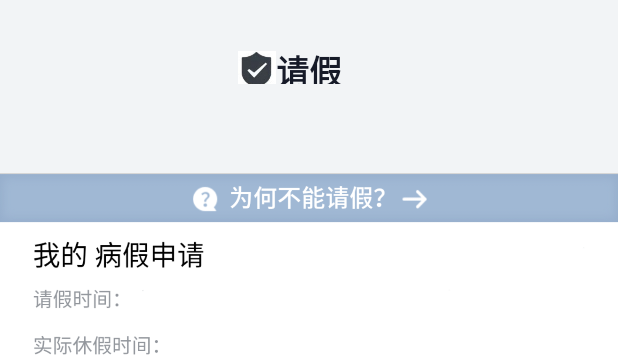
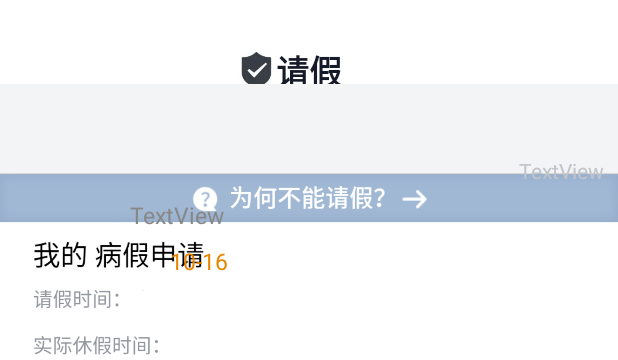
Before and after one commit to kirklin/cpdaily, an Android app: the layout fragment_leave.xml on its own in the app's theme, with its tools: preview values and no code run, on a phone screen of 412 x 824 dp. Shown: the top 360 px of the screen. Run offline under Robolectric (Android 15) with nearby library versions, the phone set to English and light mode, and no system bars.

```diff
--- a/app/src/main/java/name/lkk/cpdaily/LeaveFragment.java
+++ b/app/src/main/java/name/lkk/cpdaily/LeaveFragment.java
@@ -86,5 +86,17 @@ public class LeaveFragment extends Fragment {
                 navController.navigate(R.id.action_leaveFragment2_to_detailFragment,ConApp.bundle);
             }
         });
+        String startTime = ConApp.bundle.getString("text2");
+        String endTime = ConApp.bundle.getString("text3");
+        int startTimeH = Integer.parseInt(startTime.substring(6, 8));
+        int endTimeH = Integer.parseInt(endTime.substring(6, 8));
+        int startTimeM = Integer.parseInt(startTime.substring(9, 11));
+        int endTimeM = Integer.parseInt(endTime.substring(9, 11));
+        //请假时间
+        binding.textView9.setText(startTime+" ~ "+endTime+"（共"+ (endTimeH-startTimeH) +"小时"+(endTimeM-startTimeM)+"分钟）");
+                //实际请假时间
+        binding.textView10.setText(startTime+" ~ "+endTime+"（共"+ (endTimeH-startTimeH) +"小时"+(endTimeM-startTimeM)+"分钟）");
+                //右上角请假时间
+        binding.textView11.setText(startTime.substring(0,6));
     }
 }
--- a/app/src/main/java/name/lkk/cpdaily/addFragment.java
+++ b/app/src/main/java/name/lkk/cpdaily/addFragment.java
@@ -25,7 +25,7 @@ import name.lkk.cpdaily.databinding.FragmentAddBinding;
  * create an instance of this fragment.
  */
 public class addFragment extends Fragment {
-    static Bundle bundle;
+    static Bundle bundle= new Bundle();;
     MainViewModel mainViewModel;
     FragmentAddBinding binding;
     // TODO: Rename parameter arguments, choose names that match
@@ -137,7 +137,7 @@ public class addFragment extends Fragment {
         spTime3 = months + "-" + days + " " + hours + ":" + "49";
 
         if ((hour + 2) < 10) {
-            hours = "0" + Integer.toString(hour + 4);
+            hours = "0" + Integer.toString(hour + 2);
         } else if ((hour + 2) > 24) {
             hours = "0" + Integer.toString(Math.abs(hour - 24));
         } else {
@@ -165,7 +165,7 @@ public class addFragment extends Fragment {
             @Override
             public void onClick(View view) {
                 mainViewModel.save(binding);
-                bundle = new Bundle();
+
                 //申请人
                 bundle.putString("name", String.valueOf(binding.editTextTextPersonName3.getText()).trim());
                 //开始时间
@@ -186,7 +186,6 @@ public class addFragment extends Fragment {
                 bundle.putString("text9", String.valueOf(binding.editTextDate3.getText()));
                 NavController navController = Navigation.findNavController(view);
                 ConApp.bundle = bundle;
-
                 navController.navigate(R.id.action_addFragment_to_detailFragment, bundle);
             }
         });
--- a/app/src/main/res/layout/fragment_leave.xml
+++ b/app/src/main/res/layout/fragment_leave.xml
@@ -24,7 +24,7 @@
         android:id="@+id/constraintLayout"
         android:layout_width="0dp"
         android:layout_height="140px"
-        android:background="@color/leavecolor"
+        android:background="@color/toolbarcolor"
         app:layout_constraintBottom_toBottomOf="@+id/toolbar1"
         app:layout_constraintEnd_toEndOf="parent"
         app:layout_constraintStart_toStartOf="parent"
@@ -100,6 +100,95 @@
                 app:layout_constraintStart_toStartOf="parent"
                 app:layout_constraintTop_toTopOf="parent"
                 app:layout_constraintVertical_bias="0.0" />
+
+            <androidx.constraintlayout.widget.Guideline
+                android:id="@+id/guideline33"
+                android:layout_width="wrap_content"
+                android:layout_height="wrap_content"
+                android:orientation="horizontal"
+                app:layout_constraintGuide_percent="0.1" />
+
+            <androidx.constraintlayout.widget.Guideline
+                android:id="@+id/guideline35"
+                android:layout_width="wrap_content"
+                android:layout_height="wrap_content"
+                android:orientation="horizontal"
+                app:layout_constraintGuide_percent="0.14" />
+
+            <androidx.constraintlayout.widget.Guideline
+                android:id="@+id/guideline36"
+                android:layout_width="wrap_content"
+                android:layout_height="wrap_content"
+                android:orientation="horizontal"
+                app:layout_constraintGuide_percent="0.17" />
+
+            <androidx.constraintlayout.widget.Guideline
+                android:id="@+id/guideline37"
+                android:layout_width="wrap_content"
+                android:layout_height="wrap_content"
+                android:orientation="vertical"
+                app:layout_constraintGuide_percent="0.21" />
+
+            <androidx.constraintlayout.widget.Guideline
+                android:id="@+id/guideline38"
+                android:layout_width="wrap_content"
+                android:layout_height="wrap_content"
+                android:orientation="vertical"
+                app:layout_constraintGuide_percent="0.27546296" />
+
+            <TextView
+                android:id="@+id/textView9"
+                android:layout_width="0dp"
+                android:layout_height="0dp"
+                android:text="TextView"
+                android:textAlignment="viewStart"
+                android:textColor="@color/detail2color"
+                android:textSize="15sp"
+                app:layout_constraintBottom_toTopOf="@+id/guideline35"
+                app:layout_constraintEnd_toEndOf="parent"
+                app:layout_constraintHorizontal_bias="0.0"
+                app:layout_constraintStart_toStartOf="@+id/guideline37"
+                app:layout_constraintTop_toTopOf="@+id/guideline33"
+                app:layout_constraintVertical_bias="1.0" />
+
+            <TextView
+                android:id="@+id/textView10"
+                android:layout_width="0dp"
+                android:layout_height="0dp"
+                android:text="10-16"
+                android:textColor="#EA8500"
+                android:textSize="15sp"
+                app:layout_constraintBottom_toTopOf="@+id/guideline36"
+                app:layout_constraintEnd_toEndOf="parent"
+                app:layout_constraintHorizontal_bias="0.0"
+                app:layout_constraintStart_toStartOf="@+id/guideline38"
+                app:layout_constraintTop_toTopOf="@+id/guideline35"
+                app:layout_constraintVertical_bias="0.44" />
+
+            <TextView
+                android:id="@+id/textView11"
+                android:layout_width="wrap_content"
+                android:layout_height="wrap_content"
+                android:text="TextView"
+                android:textColor="#C1C4C9"
+                app:layout_constraintBottom_toTopOf="@+id/guideline33"
+                app:layout_constraintEnd_toEndOf="parent"
+                app:layout_constraintStart_toStartOf="@+id/guideline39"
+                app:layout_constraintTop_toTopOf="@+id/guideline40" />
+
+            <androidx.constraintlayout.widget.Guideline
+                android:id="@+id/guideline39"
+                android:layout_width="wrap_content"
+                android:layout_height="wrap_content"
+                android:orientation="vertical"
+                app:layout_constraintGuide_percent="0.8148148" />
+
+            <androidx.constraintlayout.widget.Guideline
+                android:id="@+id/guideline40"
+                android:layout_width="wrap_content"
+                android:layout_height="wrap_content"
+                android:orientation="horizontal"
+                app:layout_constraintGuide_percent="0.05" />
         </androidx.constraintlayout.widget.ConstraintLayout>
 
         <ImageView
```
